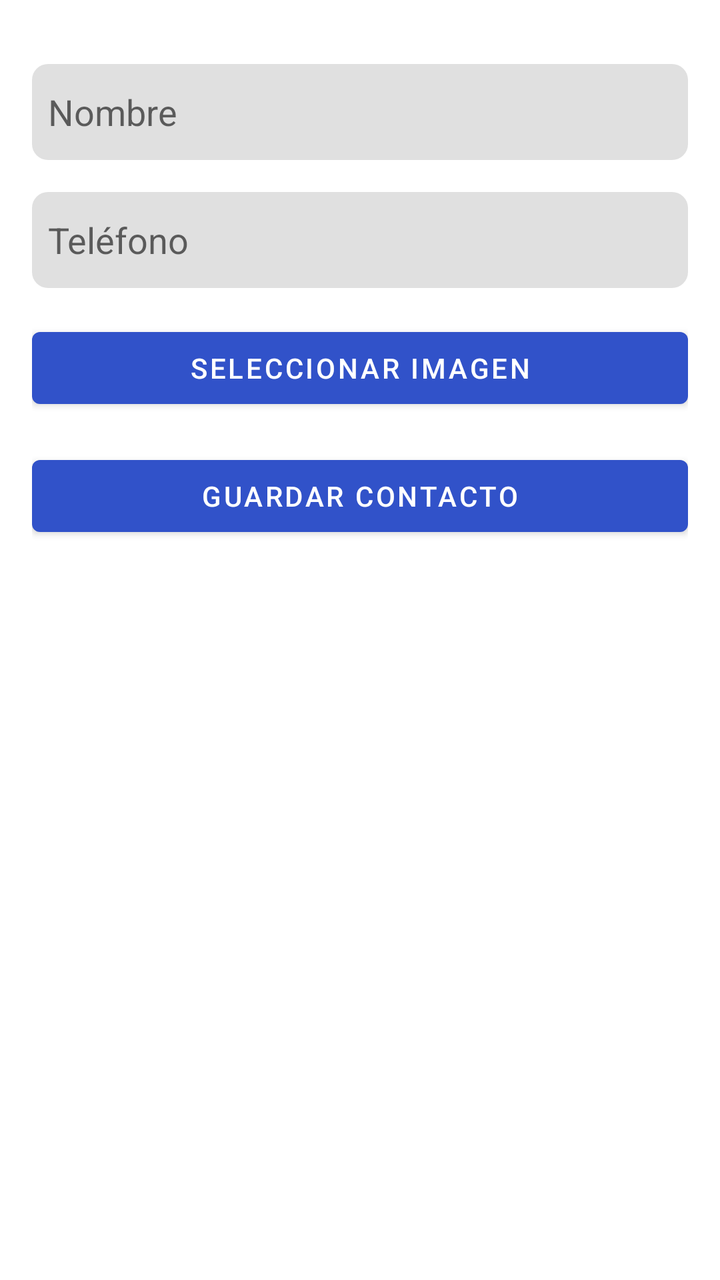
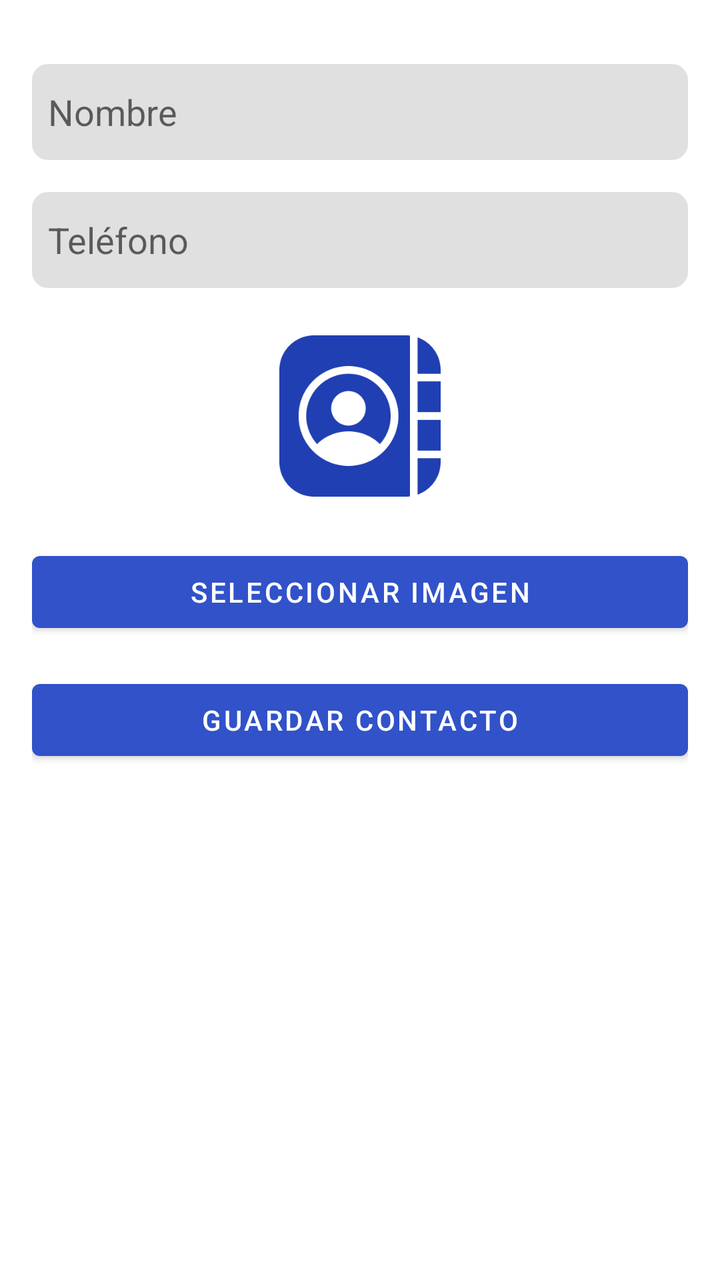

The first picture is an Android layout as it rendered before a commit; the second is the same layout after the commit. The layout source and the unified diff follow.
<!-- AndroidManifest.xml: application theme Theme.SeniorChat2 -->
<!-- res/layout/modal_agregar_contacto.xml -->
<?xml version="1.0" encoding="utf-8"?>
<androidx.constraintlayout.widget.ConstraintLayout
    xmlns:android="http://schemas.android.com/apk/res/android"
    xmlns:app="http://schemas.android.com/apk/res-auto"
    android:layout_width="match_parent"
    android:layout_height="wrap_content"
    android:padding="16dp"
    android:background="@color/white">

    <EditText
        android:id="@+id/et_nombre_contacto"
        android:layout_width="0dp"
        android:layout_height="wrap_content"
        android:layout_marginTop="16dp"
        android:background="@drawable/input_agregar"
        android:hint="Nombre"
        android:minHeight="48dp"
        app:layout_constraintEnd_toEndOf="parent"
        app:layout_constraintStart_toStartOf="parent"
        app:layout_constraintTop_toTopOf="parent" />

    <EditText
        android:id="@+id/et_telefono_contacto"
        android:layout_width="0dp"
        android:layout_height="wrap_content"
        android:layout_marginTop="16dp"
        android:background="@drawable/input_agregar"
        android:hint="Teléfono"
        android:inputType="phone"
        android:minHeight="48dp"
        app:layout_constraintEnd_toEndOf="parent"
        app:layout_constraintStart_toStartOf="parent"
        app:layout_constraintTop_toBottomOf="@id/et_nombre_contacto" />

    <Button
        android:id="@+id/btn_seleccionar_imagen"
        android:layout_width="match_parent"
        android:layout_height="wrap_content"
        android:text="Seleccionar Imagen"
        app:layout_constraintEnd_toEndOf="parent"
        app:layout_constraintStart_toStartOf="parent"
        app:layout_constraintTop_toBottomOf="@id/et_telefono_contacto"
        android:layout_marginTop="16dp" />

    <Button
        android:id="@+id/btn_agregar_contacto"
        android:layout_width="match_parent"
        android:layout_height="wrap_content"
        android:text="Guardar Contacto"
        app:layout_constraintEnd_toEndOf="parent"
        app:layout_constraintStart_toStartOf="parent"
        app:layout_constraintTop_toBottomOf="@id/btn_seleccionar_imagen"
        android:layout_marginTop="16dp" />



</androidx.constraintlayout.widget.ConstraintLayout>
<!-- resources referenced by this layout -->
<resources>
  <color name="white">#FFFFFFFF</color>
  <!-- drawable input_agregar (drawable) -->
  <shape xmlns:android="http://schemas.android.com/apk/res/android">
      <solid android:color="#E0E0E0"/>
      <corners android:radius="8dp"/>
      <padding
          android:left="8dp"
          android:top="8dp"
          android:right="8dp"
          android:bottom="8dp" />
  </shape>
  <style name="Theme.SeniorChat2" parent="Theme.MaterialComponents.DayNight.NoActionBar">
          
          <item name="colorPrimary">@color/blue_500</item>
          <item name="colorPrimaryVariant">@color/blue_700</item>
          <item name="colorOnPrimary">@color/white</item>
          
          <item name="colorSecondary">@color/teal_200</item>
          <item name="colorSecondaryVariant">@color/teal_700</item>
          <item name="colorOnSecondary">@color/black</item>
          
          <item name="android:statusBarColor">?attr/colorPrimaryVariant</item>
          
      </style>
  <color name="blue_500">#3152c9</color>
  <color name="blue_700">#2040b2</color>
  <color name="teal_200">#FF03DAC5</color>
  <color name="teal_700">#FF018786</color>
  <color name="black">#FF000000</color>
</resources>

<!-- the commit's change to res/layout/modal_agregar_contacto.xml (unified diff, before → after) -->
@@ -1,4 +1,3 @@
-<?xml version="1.0" encoding="utf-8"?>
 <androidx.constraintlayout.widget.ConstraintLayout
     xmlns:android="http://schemas.android.com/apk/res/android"
     xmlns:app="http://schemas.android.com/apk/res-auto"
@@ -32,6 +31,18 @@
         app:layout_constraintStart_toStartOf="parent"
         app:layout_constraintTop_toBottomOf="@id/et_nombre_contacto" />
 
+    
+    <ImageView
+        android:id="@+id/iv_contacto_imagen"
+        android:layout_width="96dp"
+        android:layout_height="96dp"
+        android:layout_marginTop="16dp"
+        android:contentDescription="Imagen de contacto"
+        android:src="@drawable/icono_contactos_350"
+        app:layout_constraintEnd_toEndOf="parent"
+        app:layout_constraintStart_toStartOf="parent"
+        app:layout_constraintTop_toBottomOf="@id/et_telefono_contacto" />
+
     <Button
         android:id="@+id/btn_seleccionar_imagen"
         android:layout_width="match_parent"
@@ -39,7 +50,7 @@
         android:text="Seleccionar Imagen"
         app:layout_constraintEnd_toEndOf="parent"
         app:layout_constraintStart_toStartOf="parent"
-        app:layout_constraintTop_toBottomOf="@id/et_telefono_contacto"
+        app:layout_constraintTop_toBottomOf="@id/iv_contacto_imagen"
         android:layout_marginTop="16dp" />
 
     <Button
@@ -51,7 +62,4 @@
         app:layout_constraintStart_toStartOf="parent"
         app:layout_constraintTop_toBottomOf="@id/btn_seleccionar_imagen"
         android:layout_marginTop="16dp" />
-
-
-
 </androidx.constraintlayout.widget.ConstraintLayout>
<!-- resource entries referenced after the edit -->
@@ -1,6 +1,7 @@
 <!-- resources referenced by this layout -->
 <resources>
   <color name="white">#FFFFFFFF</color>
+  <!-- drawable icono_contactos_350: png bitmap (drawable-nodpi, 11106 bytes) -->
   <!-- drawable input_agregar (drawable) -->
   <shape xmlns:android="http://schemas.android.com/apk/res/android">
       <solid android:color="#E0E0E0"/>
